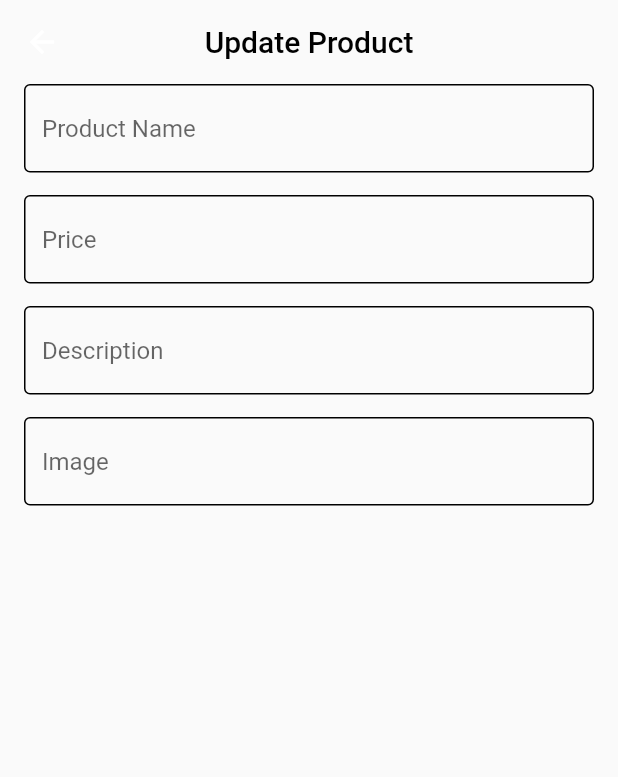
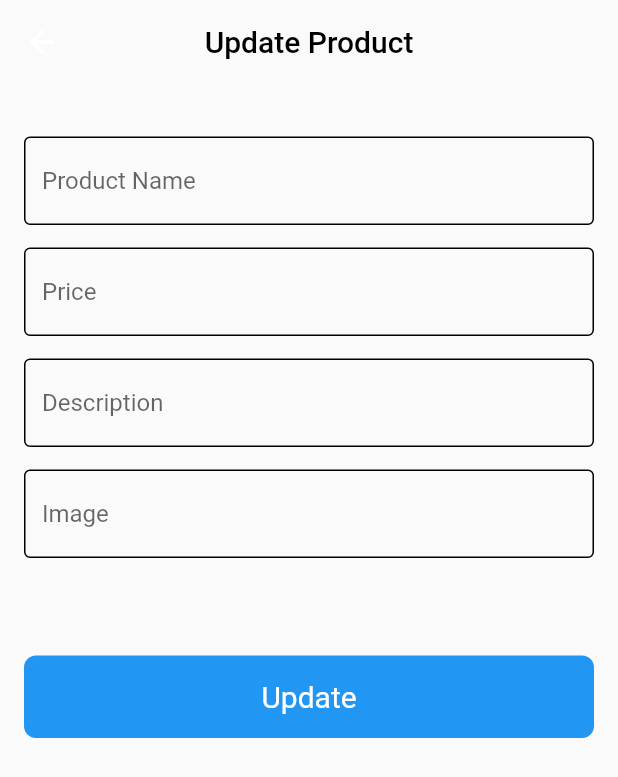
Before and after one commit to ImadDz-7/Store-App, a Flutter app: the UpdateProductPage screen opened by its route, on a phone screen of 412 x 824 dp. Shown: the top 777 px of the screen. Run offline on Flutter 3.47's test engine with Material 2 defaults, Android fonts, the phone set to English and light mode, and no system bars; our stand-ins replace font_awesome_flutter; network calls fail.

Commit message:
Add Custom buttom

```diff
--- a/lib/pages/update_product_page.dart
+++ b/lib/pages/update_product_page.dart
@@ -1,4 +1,5 @@
 import 'package:flutter/material.dart';
+import 'package:store_app/widgets/custom_button.dart';
 import 'package:store_app/widgets/custom_text_field.dart';
 
 class UpdateProductPage extends StatelessWidget {
@@ -22,6 +23,7 @@ class UpdateProductPage extends StatelessWidget {
         padding: const EdgeInsets.symmetric(horizontal: 16),
         child: Column(
           children: [
+            const SizedBox(height: 35),
             CustomTextField(hintText: 'Product Name'),
             const SizedBox(height: 15),
             CustomTextField(hintText: 'Price'),
@@ -29,7 +31,9 @@ class UpdateProductPage extends StatelessWidget {
             CustomTextField(hintText: 'Description'),
             const SizedBox(height: 15),
             CustomTextField(hintText: 'Image'),
-            const SizedBox(height: 15),
+            const SizedBox(height: 65),
+            CustomButton(text: 'Update'),
+
           ],
         ),
       ),
--- /dev/null
+++ b/lib/widgets/custom_button.dart
@@ -0,0 +1,31 @@
+import 'package:flutter/material.dart';
+
+class CustomButton extends StatelessWidget {
+  CustomButton({super.key, required this.text, this.onTap});
+  final String text;
+  VoidCallback? onTap;
+
+  @override
+  Widget build(BuildContext context) {
+    return GestureDetector(
+      onTap: onTap,
+      child: Container(
+              width: double.infinity,
+              height: 55,
+              decoration: BoxDecoration(
+                borderRadius: BorderRadius.circular(8),
+                color: Colors.blue,
+              ),
+              child: Center(
+                child: Text(
+                  text,
+                  style: const TextStyle(
+                    color: Colors.white,
+                    fontSize: 20,
+                  ),
+                ),
+              ),
+            ),
+    );
+  }
+}
```
